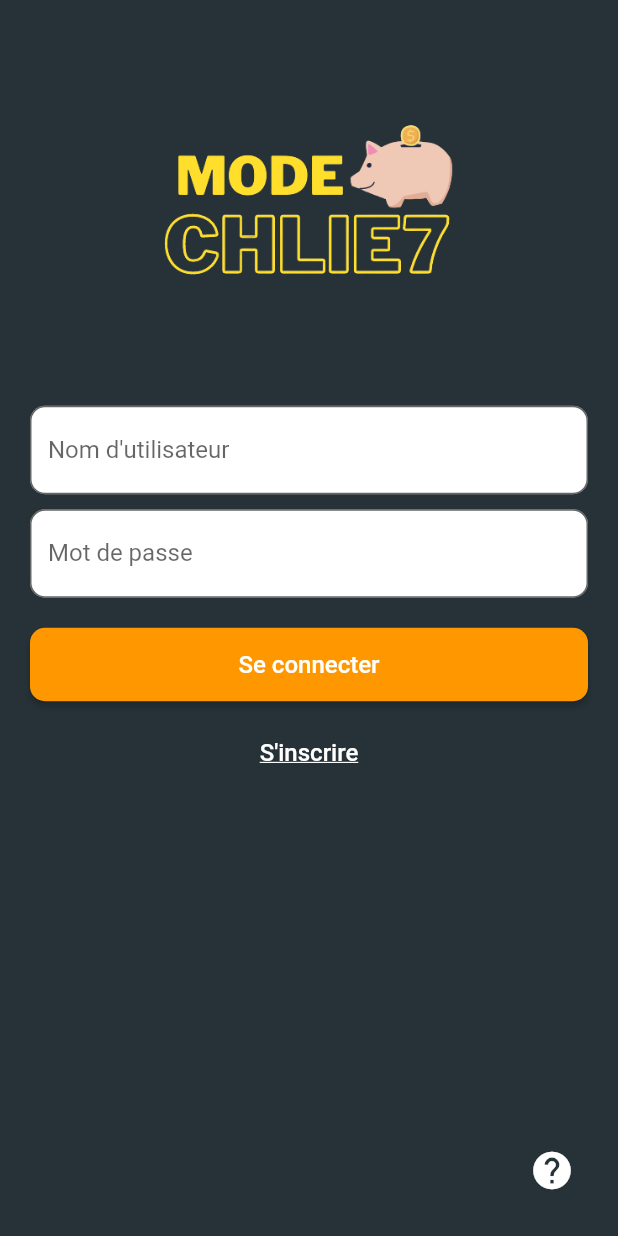
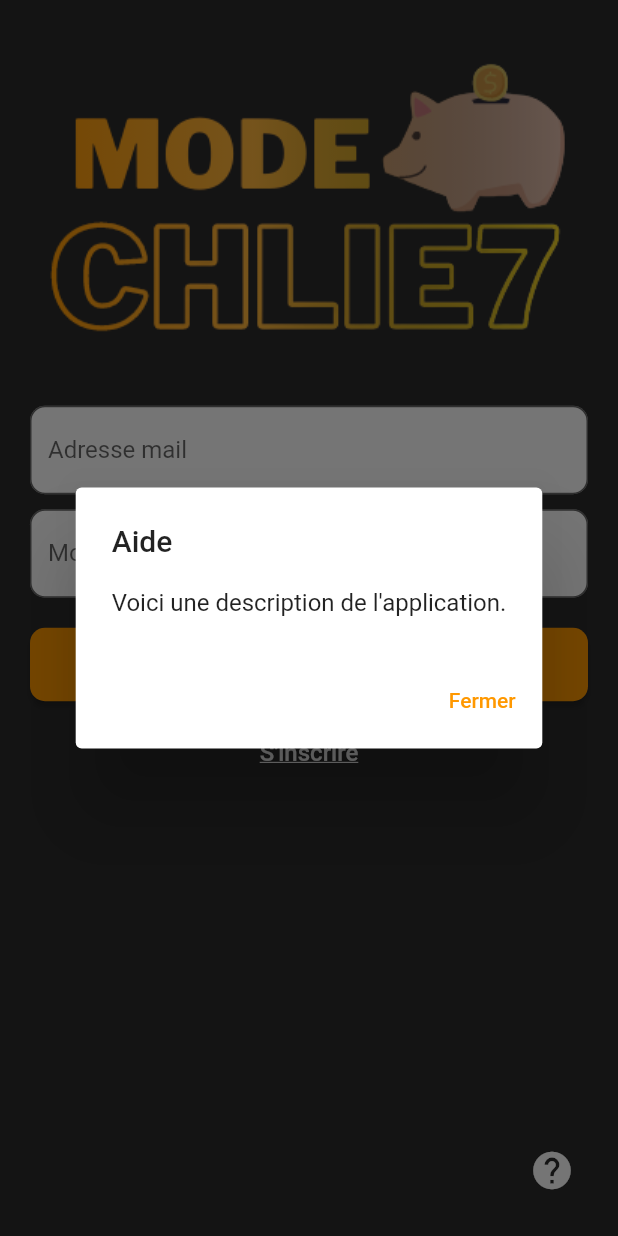
Before and after one commit to naoufal-mft/EconomiZ, a Flutter app: the screen it shows after launch, after a tap on the "help" icon, on a phone screen of 412 x 824 dp. Run offline on Flutter 3.47's test engine with Material 2 defaults, Android fonts, the phone set to English and light mode, and no system bars; our stand-ins replace sqflite; accounts and stored records are empty.

```diff
--- a/lib/login_page.dart
+++ b/lib/login_page.dart
@@ -1,10 +1,15 @@
 import 'package:flutter/material.dart';
+import 'registration_page.dart';
+import 'budget_page.dart';
+import 'basedd.dart';
 
 class CustomLoginPage extends StatelessWidget {
+  TextEditingController usernameController = TextEditingController();
+  TextEditingController passwordController = TextEditingController();
   @override
   Widget build(BuildContext context) {
     return Scaffold(
-      backgroundColor: Colors.blueGrey[900],
+      backgroundColor: Color(0xFF2C2C2C),
       body: SafeArea(
         child: Padding(
           padding: EdgeInsets.all(20.0),
@@ -14,17 +19,34 @@ class CustomLoginPage extends StatelessWidget {
             children: [
               Expanded(
                 child: Center(
+                  child: ShaderMask(
+                    blendMode: BlendMode.srcATop,
+                    shaderCallback: (Rect bounds) {
+                      return LinearGradient(
+                        colors: [
+                          Colors.orange,
+                          Colors.orangeAccent.withOpacity(0.8),
+                          Colors.transparent,
+                        ],
+                        stops: [0.0, 0.4, 1.0],
+                        begin: Alignment.centerLeft,
+                        end: Alignment.centerRight,
+                      ).createShader(bounds);
+                    },
                     child: Image.asset(
-                    'assets/logo2.png', // Remplacez "mon_logo.png" par le chemin de votre propre fichier de logo
-                    width: 200.0,
-                    height: 200.0,
+                      'assets/logo2.png',
+                      width: 400.0,
+                      height: 400.0,
+                    ),
                   ),
                 ),
               ),
               SizedBox(height: 20.0),
-              TextField(
+              Center(
+                child: TextField(
+                  controller: usernameController,
                   decoration: InputDecoration(
-                  labelText: 'Nom d\'utilisateur',
+                    labelText: 'Adresse mail',
                     filled: true,
                     fillColor: Colors.white,
                     border: OutlineInputBorder(
@@ -32,8 +54,11 @@ class CustomLoginPage extends StatelessWidget {
                     ),
                   ),
                 ),
+              ),
               SizedBox(height: 10.0),
-              TextField(
+              Center(
+                child: TextField(
+                  controller: passwordController,
                   decoration: InputDecoration(
                     labelText: 'Mot de passe',
                     filled: true,
@@ -44,10 +69,24 @@ class CustomLoginPage extends StatelessWidget {
                   ),
                   obscureText: true,
                 ),
+              ),
               SizedBox(height: 20.0),
               ElevatedButton(
-                onPressed: () {
-                  // Actions à effectuer lors de la connexion
+                onPressed: () async {
+                  String username = usernameController.text;
+                  String password = passwordController.text;
+                  print("Username: $username");
+                  print("Password: $password");
+                  basedd bdd = basedd();
+                  await bdd.initialDb();
+                  bool isAuthenticated = await bdd.authenticate(username, password);
+                  if (isAuthenticated) {
+                    // Authentification réussie, effectuez les actions souhaitées
+                    print("Authentification réussie !");
+                  } else {
+                    // Authentification échouée, affichez un message d'erreur ou effectuez d'autres actions
+                    print("Nom d'utilisateur ou mot de passe incorrect !");
+                  }
                 },
                 style: ElevatedButton.styleFrom(
                   primary: Colors.orange,
@@ -64,7 +103,12 @@ class CustomLoginPage extends StatelessWidget {
               SizedBox(height: 10.0),
               TextButton(
                 onPressed: () {
-                  // Actions à effectuer lors de l'inscription
+                  Navigator.push(
+                    context,
+                    MaterialPageRoute(
+                      builder: (context) => RegistrationPage(),
+                    ),
+                  );
                 },
                 child: Text(
                   'S\'inscrire',
@@ -80,7 +124,24 @@ class CustomLoginPage extends StatelessWidget {
                 alignment: Alignment.bottomRight,
                 child: IconButton(
                   onPressed: () {
-                    // Actions à effectuer lors du clic sur le bouton d'aide
+                    showDialog(
+                      context: context,
+                      builder: (context) => AlertDialog(
+                        title: Text('Aide'),
+                        content: Text('Voici une description de l\'application.'),
+                        actions: [
+                          TextButton(
+                            onPressed: () {
+                              Navigator.pop(context);
+                            },
+                            child: Text(
+                              'Fermer',
+                              style: TextStyle(color: Colors.orange),
+                            ),
+                          ),
+                        ],
+                      ),
+                    );
                   },
                   icon: Icon(
                     Icons.help,
```
Also changed, not shown: lib/basedd.dart (+1 -19 lines), lib/registration_page.dart (+9 -1 lines). Lines whose indentation alone changed are shown as unchanged.
